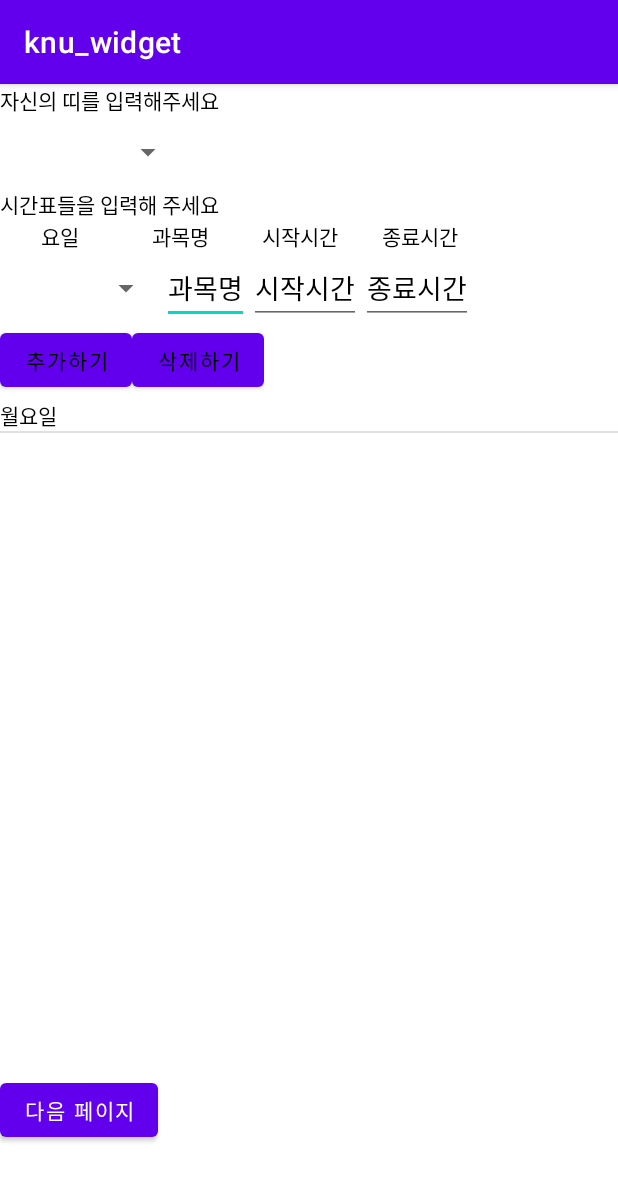
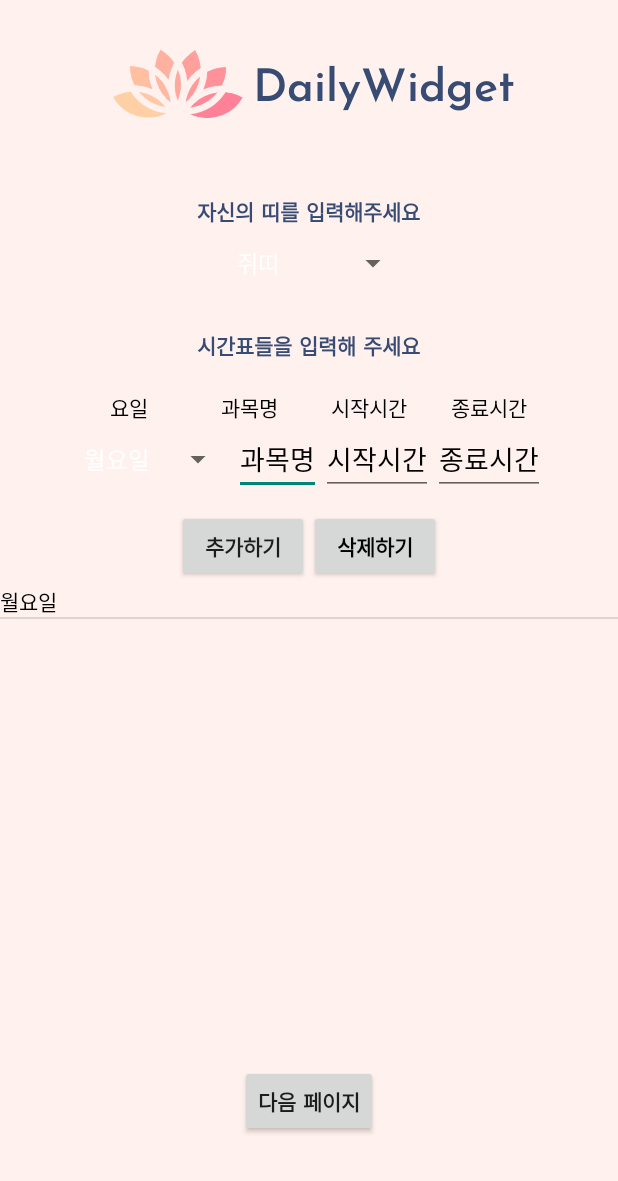
Before and after one commit to yhkwon0817/knu_widget1, an Android app: the screen it shows after launch (GetData), after a tap on "추가하기", on a phone screen of 412 x 824 dp. Shown: the top 1181 px of the screen. Run offline under Robolectric (Android 15) with nearby library versions, the phone set to English and light mode, and no system bars.

Commit message:
interface update

```diff
--- /dev/null
+++ b/app/src/main/java/com/example/knu_widget/loading.java
@@ -0,0 +1,27 @@
+package com.example.knu_widget;
+
+import androidx.appcompat.app.AppCompatActivity;
+
+import android.content.Intent;
+import android.os.Bundle;
+import android.os.Handler;
+
+public class loading extends AppCompatActivity {
+
+    @Override
+    protected void onCreate(Bundle savedInstanceState) {
+        super.onCreate(savedInstanceState);
+        setContentView(R.layout.activity_loading);
+        Loadingstart();
+    }
+    private void Loadingstart(){
+        Handler handler = new Handler();
+        handler.postDelayed(new Runnable() {
+            public void run() {
+                Intent intent = new Intent(getApplicationContext(),GetData.class);
+                startActivity(intent);
+                finish();
+            }
+        },2000);
+    }
+}
--- a/app/src/main/res/layout/activity_get_data.xml
+++ b/app/src/main/res/layout/activity_get_data.xml
@@ -5,14 +5,44 @@
     xmlns:tools="http://schemas.android.com/tools"
     android:layout_width="match_parent"
     android:layout_height="match_parent"
-    android:background="@color/white"
+    android:background="@color/back"
     android:orientation="vertical"
     tools:context=".GetData">
+
+    <LinearLayout
+        android:layout_width="wrap_content"
+        android:layout_height="70dp"
+        android:layout_marginTop="20dp"
+        android:layout_gravity="center"
+        android:orientation="horizontal"
+        >
+        <ImageView
+            android:layout_width="100dp"
+            android:layout_height="wrap_content"
+            android:layout_gravity="center"
+            android:src="@drawable/logo"
+            />
+        <TextView
+            android:layout_width="wrap_content"
+            android:layout_height="wrap_content"
+            android:text="DailyWidget"
+            android:layout_gravity="center"
+            android:textStyle="bold"
+            android:textColor="@color/textcolor"
+            android:fontFamily="@font/basicfont"
+            android:textSize="30dp"
+            />
+
+    </LinearLayout>
+
 
     <TextView
         android:layout_width="wrap_content"
         android:layout_height="wrap_content"
-        android:textColor="@color/black"
+        android:textColor="@color/textcolor"
+        android:fontFamily="@font/basicfont"
+        android:layout_marginTop="40dp"
+        android:layout_gravity="center"
         android:text="자신의 띠를 입력해주세요"
         />
 
@@ -21,42 +51,48 @@
         android:layout_height="wrap_content"
         android:theme="@style/Platform.MaterialComponents.Light"
         android:id="@+id/spinner1"
+        android:layout_marginLeft="150dp"
         android:autofillHints="띠를 입력 해주세요"
         />
     <TextView
+        android:layout_marginTop="20dp"
+        android:layout_gravity="center"
+        android:textColor="@color/textcolor"
+        android:fontFamily="@font/basicfont"
         android:layout_width="wrap_content"
         android:layout_height="wrap_content"
-        android:textColor="@color/black"
         android:text="시간표들을 입력해 주세요"
         />
     <LinearLayout
         android:layout_width="wrap_content"
         android:layout_height="wrap_content"
+        android:layout_marginTop="20dp"
+        android:layout_gravity="center"
         android:orientation="horizontal">
 
         <TextView
-            android:layout_width="80sp"
+            android:layout_width="80dp"
             android:layout_height="wrap_content"
             android:gravity="center"
             android:textColor="@color/black"
             android:text="요일"
             />
         <TextView
-            android:layout_width="80sp"
+            android:layout_width="80dp"
             android:layout_height="wrap_content"
             android:gravity="center"
             android:textColor="@color/black"
             android:text="과목명"
             />
         <TextView
-            android:layout_width="80sp"
+            android:layout_width="80dp"
             android:layout_height="wrap_content"
             android:gravity="center"
             android:textColor="@color/black"
             android:text="시작시간"
             />
         <TextView
-            android:layout_width="80sp"
+            android:layout_width="80dp"
             android:layout_height="wrap_content"
             android:gravity="center"
             android:textColor="@color/black"
@@ -67,6 +103,7 @@
     <LinearLayout
         android:layout_width="wrap_content"
         android:layout_height="wrap_content"
+        android:layout_gravity="center"
         android:orientation="horizontal">
 
         <Spinner
@@ -105,11 +142,13 @@
     </LinearLayout>
     <LinearLayout
         android:layout_width="wrap_content"
-        android:layout_height="50sp">
+        android:layout_height="50dp"
+        android:layout_marginTop="10dp"
+        android:layout_gravity="center">
         <Button
             android:layout_width="wrap_content"
             android:layout_height="wrap_content"
-            android:textColor="@color/black"
+            android:fontFamily="@font/basicfont"
             android:text="추가하기"
             android:id="@+id/btn1"
             />
@@ -117,6 +156,7 @@
             android:layout_width="wrap_content"
             android:layout_height="wrap_content"
             android:textColor="@color/black"
+            android:fontFamily="@font/basicfont"
             android:text="삭제하기"
             android:id="@+id/btn2"
             />
@@ -125,13 +165,15 @@
     <ListView
         android:id="@+id/listivew"
         android:layout_width="wrap_content"
-        android:layout_height="450sp"
+        android:layout_height="300dp"
         />
     <Button
         android:id="@+id/btn3"
+        android:layout_marginTop="20dp"
         android:layout_width="wrap_content"
         android:layout_height="wrap_content"
-        android:gravity="center"
+        android:layout_gravity="center"
+        android:fontFamily="@font/basicfont"
         android:text="다음 페이지"
         />
 </LinearLayout>
--- a/app/src/main/res/values-night/themes.xml
+++ b/app/src/main/res/values-night/themes.xml
@@ -1,6 +1,6 @@
 <resources xmlns:tools="http://schemas.android.com/tools">
     <!-- Base application theme. -->
-    <style name="Theme.Knu_widget" parent="Theme.MaterialComponents.DayNight.DarkActionBar">
+    <style name="Theme.Knu_widget" parent="Theme.AppCompat.Light.NoActionBar">
         <!-- Primary brand color. -->
         <item name="colorPrimary">@color/purple_200</item>
         <item name="colorPrimaryVariant">@color/purple_700</item>
--- a/app/src/main/res/values/colors.xml
+++ b/app/src/main/res/values/colors.xml
@@ -7,4 +7,7 @@
     <color name="teal_700">#FF018786</color>
     <color name="black">#FF000000</color>
     <color name="white">#FFFFFFFF</color>
+    <color name="back">#FFF1ED</color>
+    <color name="textcolor">#374B73</color>
+    <color name="btncolor">#FFD0A5</color>
 </resources>
--- a/app/src/main/res/values/themes.xml
+++ b/app/src/main/res/values/themes.xml
@@ -1,10 +1,10 @@
 <resources xmlns:tools="http://schemas.android.com/tools">
     <!-- Base application theme. -->
-    <style name="Theme.Knu_widget" parent="Theme.MaterialComponents.DayNight.DarkActionBar">
+    <style name="Theme.Knu_widget" parent="Theme.AppCompat.Light.NoActionBar">
         <!-- Primary brand color. -->
-        <item name="colorPrimary">@color/purple_500</item>
-        <item name="colorPrimaryVariant">@color/purple_700</item>
-        <item name="colorOnPrimary">@color/white</item>
+        <item name="colorPrimary">@color/back</item>
+        <item name="colorPrimaryVariant">@color/textcolor</item>
+        <item name="colorOnPrimary">@color/textcolor</item>
         <!-- Secondary brand color. -->
         <item name="colorSecondary">@color/teal_200</item>
         <item name="colorSecondaryVariant">@color/teal_700</item>
```
Also changed, not shown: app/src/main/AndroidManifest.xml (+9 -7 lines), app/src/main/res/layout/activity_loading.xml (added, +40 -0 lines), app/src/main/res/drawable/logo.png (added), app/src/main/res/font/basicfont.ttf (added).
